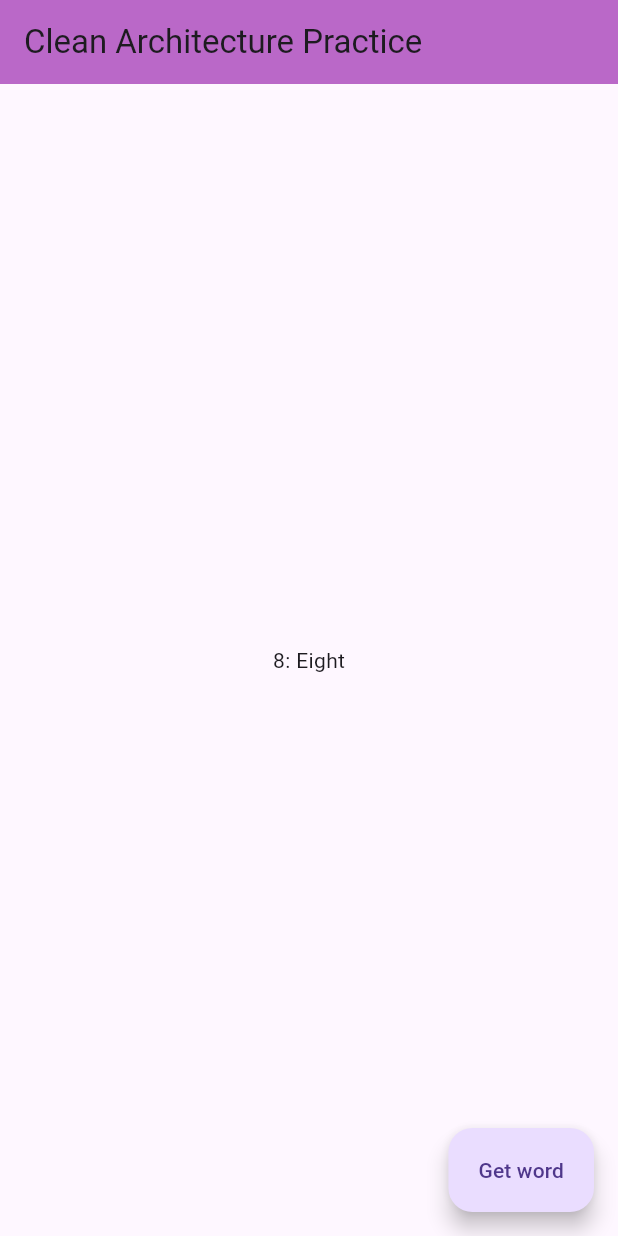
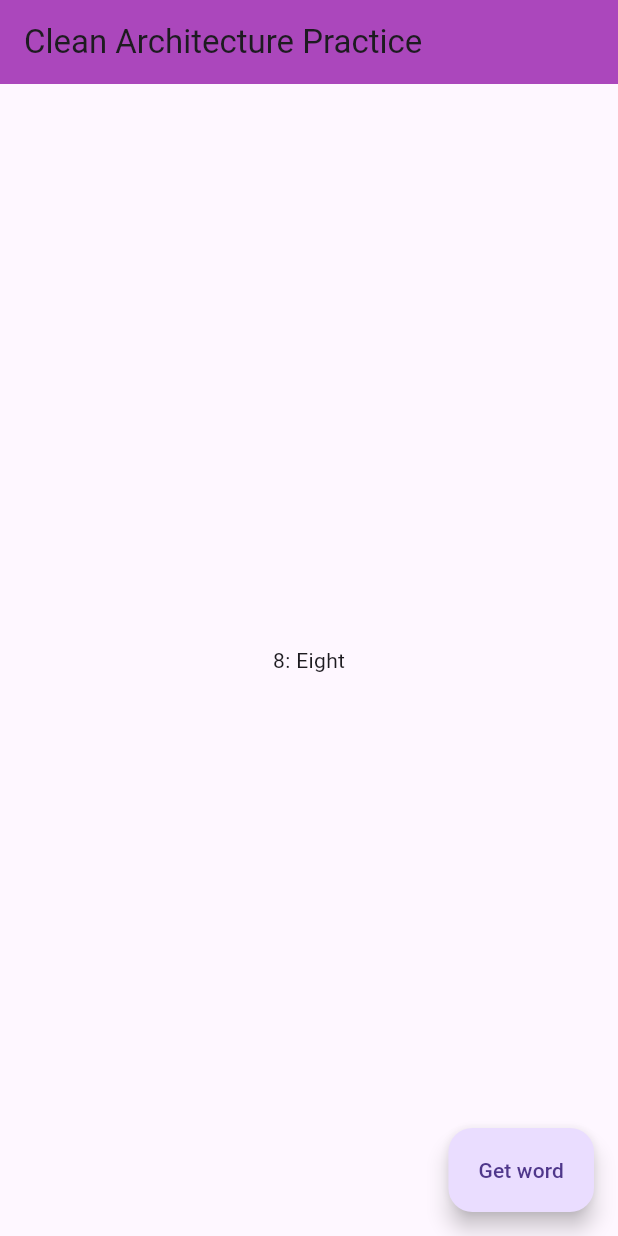
Before and after one commit to KataevYuri/clean-architecture, a Flutter app: the screen it shows after launch, on a phone screen of 412 x 824 dp. Run offline on Flutter 3.47's test engine with Material 2 defaults, Android fonts, the phone set to English and light mode, and no system bars.

Commit message:
modified:   clean_architecture/lib/app/app.dart

```diff
--- a/clean_architecture/lib/app/app.dart
+++ b/clean_architecture/lib/app/app.dart
@@ -10,7 +10,7 @@ class MainApp extends StatelessWidget {
     return MaterialApp(
       theme: ThemeData(
           useMaterial3: true,
-          appBarTheme: AppBarTheme(backgroundColor: Colors.purple[300])),
+          appBarTheme: AppBarTheme(backgroundColor: Colors.purple[400])),
       home: const HomePage(),
     );
   }
```
